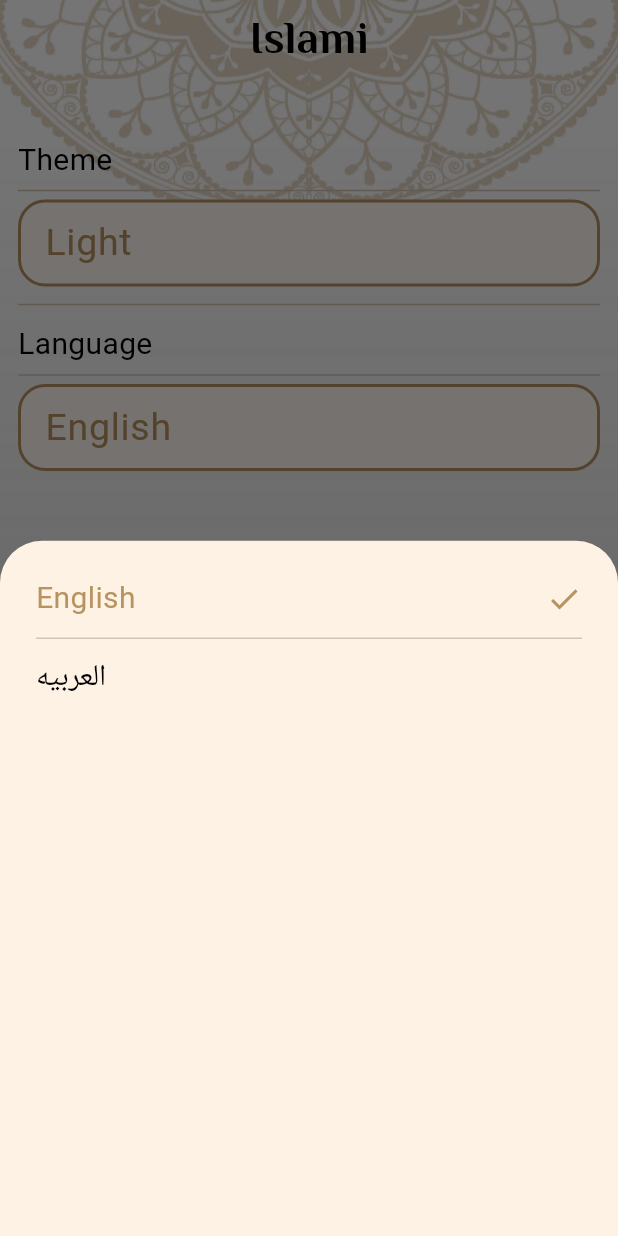
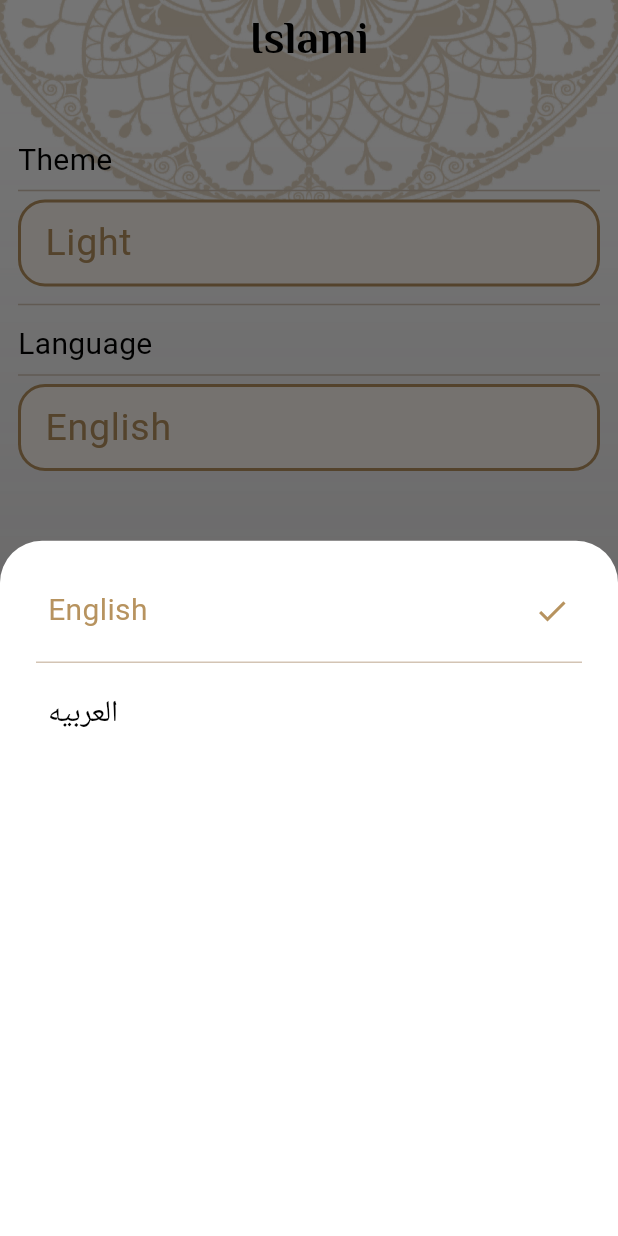
Before and after one commit to mohamednabiltraining/islami-c11, a Flutter app: the screen it shows after launch, item 5 of the bottom bar chosen, after a tap on "English", on a phone screen of 412 x 824 dp. Run offline on Flutter 3.47's test engine with Material 3 defaults, Android fonts, the phone set to English and light mode, and no system bars; generated files the repository leaves out were written again.

Commit message:
feat: Settings tab

```diff
--- a/lib/l10n/app_ar.arb
+++ b/lib/l10n/app_ar.arb
@@ -6,5 +6,9 @@
   "radioTab": "الاذاعه",
   "tasbehTab": "التسبيح",
   "hadethNum": "رقم الحديث",
-  "settings": "الاعدادات"
+  "settings": "الاعدادات",
+  "language": "اللغه",
+  "theme": "المظهر",
+  "light": "نهاري",
+  "dark": "ليلي"
 }
--- a/lib/l10n/app_en.arb
+++ b/lib/l10n/app_en.arb
@@ -6,5 +6,9 @@
   "radioTab": "Radio",
   "tasbehTab": "Mention",
   "hadethNum": "Hadeth Num",
-  "settings": "Settings"
+  "settings": "Settings",
+  "language": "Language",
+  "theme": "Theme",
+  "light": "Light",
+  "dark": "Dark"
 }
--- a/lib/main.dart
+++ b/lib/main.dart
@@ -3,11 +3,21 @@ import 'package:flutter_gen/gen_l10n/app_localizations.dart';
 import 'package:islami_c11/ui/chapterDetails/chapter_details.dart';
 import 'package:islami_c11/ui/hadethDetails/hadeth_details.dart';
 import 'package:islami_c11/ui/home/home_screen.dart';
+import 'package:islami_c11/ui/providers/LocaleProvider.dart';
+import 'package:islami_c11/ui/providers/ThemeProvider.dart';
 import 'package:islami_c11/ui/splash/splash_screen.dart';
 import 'package:islami_c11/ui/theme/MyTheme.dart';
+import 'package:provider/provider.dart';
 
 void main() {
-  runApp(const MyApp());
+  runApp(MultiProvider(providers: [
+    ChangeNotifierProvider(
+      create: (_) => ThemeProvider(),
+    ),
+    ChangeNotifierProvider(
+      create: (_) => LocaleProvider(),
+    ),
+  ], child: const MyApp()));
 }
 
 class MyApp extends StatelessWidget {
@@ -16,6 +26,9 @@ class MyApp extends StatelessWidget {
   // This widget is the root of your application.
   @override
   Widget build(BuildContext context) {
+    ThemeProvider themeProvider = ThemeProvider.get(context);
+    LocaleProvider localeProvider = LocaleProvider.get(context);
+
     return MaterialApp(
       initialRoute: SplashScreen.routeName,
       routes: {
@@ -27,9 +40,9 @@ class MyApp extends StatelessWidget {
       theme: MyThemeData.lightTheme,
       localizationsDelegates: AppLocalizations.localizationsDelegates,
       supportedLocales: AppLocalizations.supportedLocales,
-      locale: Locale('en'),
+      locale: Locale(localeProvider.currentLocale),
+      themeMode: themeProvider.currentTheme,
       darkTheme: MyThemeData.darkTheme,
-      themeMode: ThemeMode.light,
     );
   }
 }
--- a/lib/ui/DefaultScreen.dart
+++ b/lib/ui/DefaultScreen.dart
@@ -1,6 +1,7 @@
 import 'package:flutter/material.dart';
-import 'package:islami_c11/ui/theme/MyTheme.dart';
+import 'package:islami_c11/ui/providers/ThemeProvider.dart';
 import 'package:islami_c11/ui/ui_utils.dart';
+import 'package:provider/provider.dart';
 
 class DefaultScreen extends StatelessWidget {
   Widget body;
@@ -9,8 +10,9 @@ class DefaultScreen extends StatelessWidget {
 
   @override
   Widget build(BuildContext context) {
-    ///todo: use provider to get theme mode
-    bool isDark = MyThemeData.isDark;
+    ThemeProvider provider = Provider.of<ThemeProvider>(context);
+    bool isDark = provider.isDarkEnabled();
+
     return Stack(children: [
       Image.asset(
         getFullPathImage(
--- a/lib/ui/home/hadeth/hadeth_tab.dart
+++ b/lib/ui/home/hadeth/hadeth_tab.dart
@@ -33,7 +33,7 @@ class _HadethTabState extends State<HadethTab> {
         Padding(
           padding: const EdgeInsets.symmetric(vertical: 8.0),
           child: Text(
-            appTranslations(context).hadethNum,
+            getTranslations(context).hadethNum,
             style: TextStyle(fontSize: 25, fontWeight: FontWeight.w700),
           ),
         ),
--- a/lib/ui/home/home_screen.dart
+++ b/lib/ui/home/home_screen.dart
@@ -24,7 +24,7 @@ class _HomeScreenState extends State<HomeScreen> {
         body: Scaffold(
       appBar: AppBar(
         title: Text(
-          appTranslations(context).appTitle,
+          getTranslations(context).appTitle,
           style: Theme.of(context).textTheme.titleMedium,
         ),
       ),
@@ -38,24 +38,24 @@ class _HomeScreenState extends State<HomeScreen> {
         currentIndex: selectedIndex,
         items: [
           BottomNavItem(
-            appTranslations(context).quranTab,
+            getTranslations(context).quranTab,
             Theme.of(context).colorScheme.primary,
             iconPath: 'ic_quran.png',
           ),
           BottomNavItem(
-            appTranslations(context).hadethTab,
+            getTranslations(context).hadethTab,
             Theme.of(context).colorScheme.primary,
             iconPath: 'ic_hadeth.png',
           ),
-          BottomNavItem(appTranslations(context).tasbehTab,
+          BottomNavItem(getTranslations(context).tasbehTab,
               Theme.of(context).colorScheme.primary,
               iconPath: 'ic_sebha.png'),
           BottomNavItem(
-            appTranslations(context).radioTab,
+            getTranslations(context).radioTab,
             Theme.of(context).colorScheme.primary,
             iconPath: 'ic_radio.png',
           ),
-          BottomNavItem(appTranslations(context).settings,
+          BottomNavItem(getTranslations(context).settings,
               Theme.of(context).colorScheme.primary,
               mainIcon: Icon(Icons.settings)),
         ],
--- a/lib/ui/home/quran/quran_tab.dart
+++ b/lib/ui/home/quran/quran_tab.dart
@@ -133,7 +133,7 @@ class QuranbTab extends StatelessWidget {
         ),
         Padding(
           padding: const EdgeInsets.symmetric(vertical: 8.0),
-          child: Text( appTranslations(context).chapterTitle,
+          child: Text(getTranslations(context).chapterTitle,
               style: Theme.of(context).textTheme.titleMedium),
         ),
         Container(
--- a/lib/ui/home/settings/LanguageBottomSheet.dart
+++ b/lib/ui/home/settings/LanguageBottomSheet.dart
@@ -1,27 +1,43 @@
 import 'package:flutter/material.dart';
+import 'package:islami_c11/ui/providers/LocaleProvider.dart';
 
 class LanguageBottomSheet extends StatelessWidget {
   const LanguageBottomSheet({super.key});
 
   @override
   Widget build(BuildContext context) {
+    var localProvider = LocaleProvider.get(context);
     return Container(
       padding: EdgeInsets.all(24),
       child: Column(
         crossAxisAlignment: CrossAxisAlignment.start,
         children: [
-          getSelectedItem(context, 'English'),
+          InkWell(
+              onTap: () {
+                localProvider.changeLocale('en');
+              },
+              child: localProvider.currentLocale == 'en'
+                  ? getSelectedItem(context, 'English')
+                  : getUnselectedItem(context, 'English')),
           Divider(
             height: 24,
           ),
-          getUnselectedItem(context, 'العربيه')
+          InkWell(
+              onTap: () {
+                localProvider.changeLocale('ar');
+              },
+              child: localProvider.currentLocale == 'ar'
+                  ? getSelectedItem(context, 'العربيه')
+                  : getUnselectedItem(context, 'العربيه'))
         ],
       ),
     );
   }
 
   Widget getSelectedItem(BuildContext context, String text) {
-    return Row(
+    return Padding(
+      padding: const EdgeInsets.all(8.0),
+      child: Row(
         mainAxisAlignment: MainAxisAlignment.spaceBetween,
         children: [
           Text(
@@ -36,13 +52,21 @@ class LanguageBottomSheet extends StatelessWidget {
             color: Theme.of(context).colorScheme.secondary,
           )
         ],
+      ),
     );
   }
 
   Widget getUnselectedItem(BuildContext context, String text) {
-    return Text(
+    return Padding(
+      padding: const EdgeInsets.all(8.0),
+      child: Row(
+        children: [
+          Text(
             text,
             style: Theme.of(context).textTheme.bodyMedium,
+          ),
+        ],
+      ),
     );
   }
 }
--- a/lib/ui/home/settings/SettingsTab.dart
+++ b/lib/ui/home/settings/SettingsTab.dart
@@ -1,19 +1,22 @@
 import 'package:flutter/material.dart';
 import 'package:islami_c11/ui/home/settings/LanguageBottomSheet.dart';
 import 'package:islami_c11/ui/home/settings/ThemeBottomSheet.dart';
+import 'package:islami_c11/ui/providers/LocaleProvider.dart';
+import 'package:islami_c11/ui/ui_utils.dart';
 
 class SettingsTab extends StatelessWidget {
   const SettingsTab({super.key});
 
   @override
   Widget build(BuildContext context) {
+    var localeProvider = LocaleProvider.get(context);
     return Padding(
       padding: const EdgeInsets.only(top: 36.0, left: 12, right: 12),
       child: Column(
         crossAxisAlignment: CrossAxisAlignment.start,
         children: [
           Text(
-            "Theme",
+            getTranslations(context).theme,
             style: Theme.of(context).textTheme.bodyMedium,
           ),
           Divider(
@@ -32,7 +35,7 @@ class SettingsTab extends StatelessWidget {
                   borderRadius: BorderRadius.circular(18),
                   color: Theme.of(context).cardColor),
               child: Text(
-                "Light",
+                getTranslations(context).light,
                 style: Theme.of(context)
                     .textTheme
                     .bodyLarge
@@ -44,7 +47,7 @@ class SettingsTab extends StatelessWidget {
             height: 24,
           ),
           Text(
-            "Language",
+            getTranslations(context).language,
             style: Theme.of(context).textTheme.bodyMedium,
           ),
           Divider(
@@ -63,7 +66,7 @@ class SettingsTab extends StatelessWidget {
                   borderRadius: BorderRadius.circular(18),
                   color: Theme.of(context).cardColor),
               child: Text(
-                "English",
+                localeProvider.getCurrentLocaleText(),
                 style: Theme.of(context)
                     .textTheme
                     .bodyLarge
--- /dev/null
+++ b/lib/ui/providers/LocaleProvider.dart
@@ -0,0 +1,19 @@
+import 'package:flutter/material.dart';
+import 'package:provider/provider.dart';
+
+class LocaleProvider extends ChangeNotifier {
+  String currentLocale = 'en';
+
+  void changeLocale(String newLocale) {
+    currentLocale = newLocale;
+    notifyListeners();
+  }
+
+  String getCurrentLocaleText() {
+    return currentLocale == 'en' ? "English" : "العربيه";
+  }
+
+  static LocaleProvider get(BuildContext context) {
+    return Provider.of<LocaleProvider>(context);
+  }
+}
--- /dev/null
+++ b/lib/ui/providers/ThemeProvider.dart
@@ -0,0 +1,20 @@
+// observable - subject- provider
+import 'package:flutter/material.dart';
+import 'package:provider/provider.dart';
+
+class ThemeProvider extends ChangeNotifier {
+  ThemeMode currentTheme = ThemeMode.light;
+
+  void changeTheme(ThemeMode newTheme) {
+    currentTheme = newTheme;
+    notifyListeners(); //
+  }
+
+  bool isDarkEnabled() {
+    return currentTheme == ThemeMode.dark;
+  }
+
+  static ThemeProvider get(BuildContext context) {
+    return Provider.of<ThemeProvider>(context);
+  }
+}
--- a/lib/ui/theme/MyTheme.dart
+++ b/lib/ui/theme/MyTheme.dart
@@ -5,9 +5,9 @@ class MyThemeData {
   static final Color lightPrimary = Color(0xFFB7935F);
   static final Color darkPrimary = Color(0xFF141A2E);
   static final Color darkSecondary = Color(0xFFFACC1D);
-  static const bool isDark = false;
 
   static final ThemeData lightTheme = ThemeData(
+      bottomSheetTheme: BottomSheetThemeData(backgroundColor: Colors.white),
       textTheme: TextTheme(
         titleMedium: TextStyle(
             fontSize: 30,
@@ -49,6 +49,7 @@ class MyThemeData {
           onSecondary: Colors.black));
 
   static final ThemeData darkTheme = ThemeData(
+      bottomSheetTheme: BottomSheetThemeData(backgroundColor: darkPrimary),
       textTheme: TextTheme(
         titleMedium: TextStyle(
             fontSize: 30,
@@ -86,6 +87,6 @@ class MyThemeData {
           primary: darkPrimary,
           seedColor: darkPrimary,
           onPrimary: Colors.white,
-          secondary: darkPrimary,
+          secondary: darkSecondary,
           onSecondary: Colors.black));
 }
--- a/lib/ui/ui_utils.dart
+++ b/lib/ui/ui_utils.dart
@@ -5,6 +5,6 @@ String getFullPathImage(String imageName) {
   return "assets/images/$imageName";
 }
 
-AppLocalizations appTranslations(BuildContext context) {
+AppLocalizations getTranslations(BuildContext context) {
   return AppLocalizations.of(context)!;
 }
--- a/pubspec.yaml
+++ b/pubspec.yaml
@@ -34,6 +34,7 @@ dependencies:
     sdk: flutter
 
   intl: any # internationalization i18n
+  provider: ^6.1.2
 
 
 
```
Also changed, not shown: lib/ui/home/settings/ThemeBottomSheet.dart (+27 -3 lines), pubspec.lock. Lines whose indentation alone changed are shown as unchanged.
